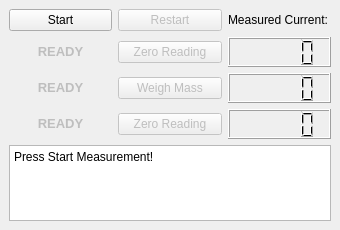
Qt form gui_w_weighMass.ui (usnistgov/legokibblebalance) before a commit.
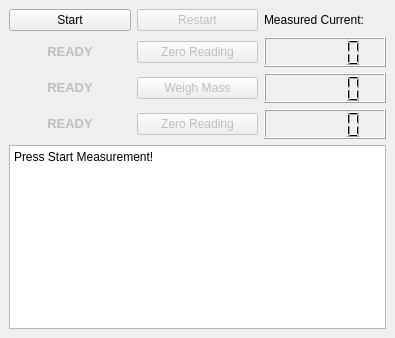
The same form after that commit.

```diff
--- a/gui_w_weighMass.ui
+++ b/gui_w_weighMass.ui
@@ -6,8 +6,8 @@
    <rect>
     <x>0</x>
     <y>0</y>
-    <width>340</width>
-    <height>230</height>
+    <width>395</width>
+    <height>338</height>
    </rect>
   </property>
   <property name="sizePolicy">
```
